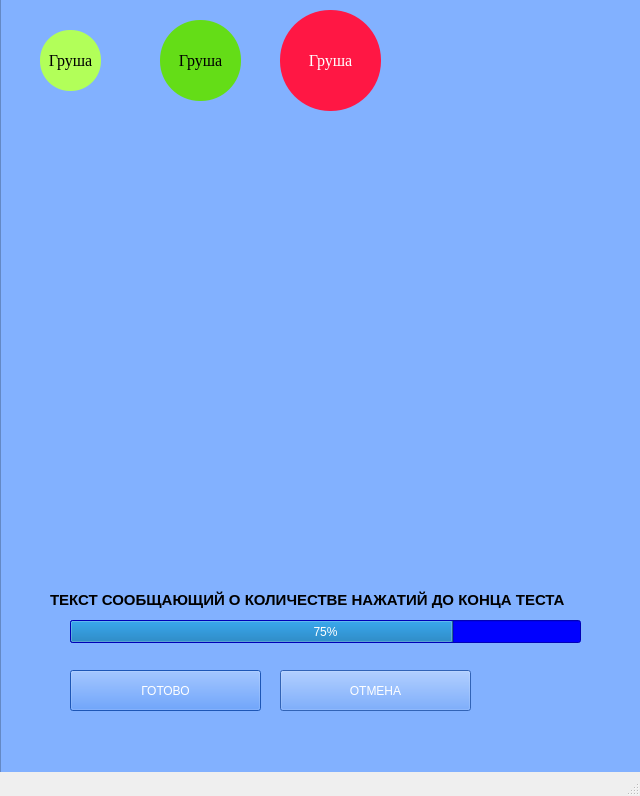
Qt form Design of test New.ui (ArseniyCool/My-Qt-project) before a commit.
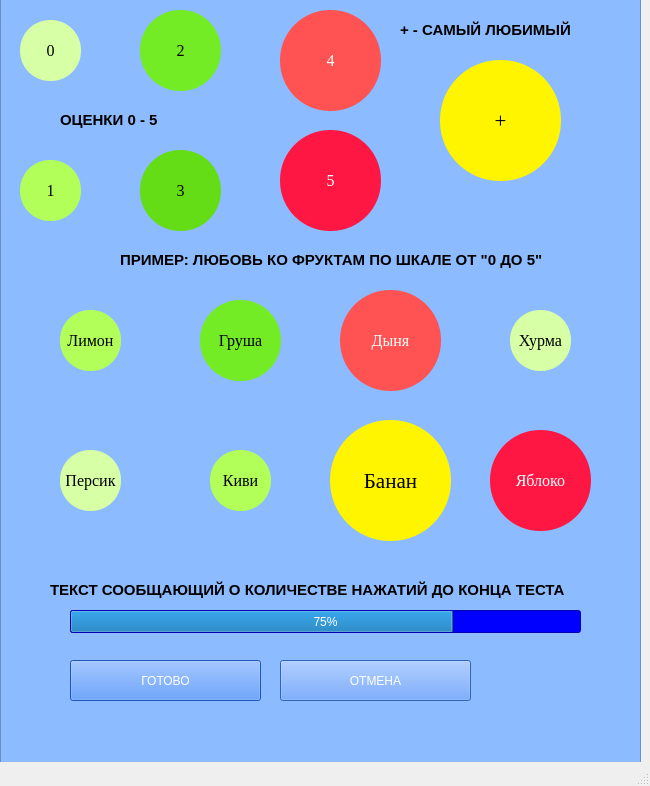
The same form after that commit. Icons and pictures are not drawn.

Commit message: Изменения в дизайне:   * Добавление кнопок по шкале оценок "от 1 до 5" и одной "favourite" (Любимой)   * Новые цвета оценок   * Добавление примера на фрукты с использованием новых кнопок

```diff
--- a/Design of test New.ui
+++ b/Design of test New.ui
@@ -9,8 +9,8 @@
    <rect>
     <x>0</x>
     <y>0</y>
-    <width>640</width>
-    <height>796</height>
+    <width>650</width>
+    <height>786</height>
    </rect>
   </property>
   <property name="font">
@@ -32,7 +32,7 @@
     <property name="geometry">
      <rect>
       <x>0</x>
-      <y>-10</y>
+      <y>-20</y>
       <width>641</width>
       <height>811</height>
      </rect>
@@ -41,7 +41,7 @@
      <bool>true</bool>
     </property>
     <property name="styleSheet">
-     <string notr="true">background-color: rgb(130, 177, 255);</string>
+     <string notr="true">background-color: rgb(140, 187, 255);</string>
     </property>
     <property name="frameShape">
      <enum>QFrame::StyledPanel</enum>
@@ -61,7 +61,7 @@
      <property name="geometry">
       <rect>
        <x>280</x>
-       <y>20</y>
+       <y>150</y>
        <width>101</width>
        <height>101</height>
       </rect>
@@ -88,7 +88,7 @@
 border-radius: 50px 50px;</string>
      </property>
      <property name="text">
-      <string>Груша</string>
+      <string>5</string>
      </property>
     </widget>
     <widget class="QPushButton" name="cancel">
@@ -145,7 +145,7 @@
     <widget class="QPushButton" name="button">
      <property name="geometry">
       <rect>
-       <x>40</x>
+       <x>20</x>
        <y>40</y>
        <width>61</width>
        <height>61</height>
@@ -167,19 +167,19 @@
       <bool>false</bool>
      </property>
      <property name="styleSheet">
-      <string notr="true">background-color: rgb(178, 255, 89);
+      <string notr="true">background-color: rgb(215, 255, 165);
 color: rgb(0, 0, 0);
 font: 12pt &quot;Times New Roman&quot;;
 border-radius: 30px 30px;</string>
      </property>
      <property name="text">
-      <string>Груша</string>
+      <string>0</string>
      </property>
     </widget>
     <widget class="QPushButton" name="like_button">
      <property name="geometry">
       <rect>
-       <x>160</x>
+       <x>140</x>
        <y>30</y>
        <width>81</width>
        <height>81</height>
@@ -201,13 +201,13 @@
       <bool>false</bool>
      </property>
      <property name="styleSheet">
-      <string notr="true">background-color: rgb(100, 221, 23);
+      <string notr="true">background-color: rgb(115, 236, 38);
 color: rgb(0, 0, 0);
 font: 12pt &quot;Times New Roman&quot;;
 border-radius: 40px 40px;</string>
      </property>
      <property name="text">
-      <string>Груша</string>
+      <string>2</string>
      </property>
     </widget>
     <widget class="QLabel" name="apple">
@@ -247,6 +247,442 @@
       <string>ТЕКСТ СООБЩАЮЩИЙ О КОЛИЧЕСТВЕ НАЖАТИЙ ДО КОНЦА ТЕСТА</string>
      </property>
     </widget>
+    <widget class="QPushButton" name="usua_button_1">
+     <property name="geometry">
+      <rect>
+       <x>20</x>
+       <y>180</y>
+       <width>61</width>
+       <height>61</height>
+      </rect>
+     </property>
+     <property name="font">
+      <font>
+       <family>Times New Roman</family>
+       <pointsize>12</pointsize>
+       <weight>50</weight>
+       <italic>false</italic>
+       <bold>false</bold>
+      </font>
+     </property>
+     <property name="tabletTracking">
+      <bool>false</bool>
+     </property>
+     <property name="styleSheet">
+      <string notr="true">background-color: rgb(178, 255, 89);
+color: rgb(0, 0, 0);
+font: 12pt &quot;Times New Roman&quot;;
+border-radius: 30px 30px;</string>
+     </property>
+     <property name="text">
+      <string>1</string>
+     </property>
+    </widget>
+    <widget class="QPushButton" name="like_button_3">
+     <property name="geometry">
+      <rect>
+       <x>140</x>
+       <y>170</y>
+       <width>81</width>
+       <height>81</height>
+      </rect>
+     </property>
+     <property name="font">
+      <font>
+       <family>Times New Roman</family>
+       <pointsize>12</pointsize>
+       <weight>50</weight>
+       <italic>false</italic>
+       <bold>false</bold>
+      </font>
+     </property>
+     <property name="tabletTracking">
+      <bool>false</bool>
+     </property>
+     <property name="styleSheet">
+      <string notr="true">background-color: rgb(100, 221, 23);
+color: rgb(0, 0, 0);
+font: 12pt &quot;Times New Roman&quot;;
+border-radius: 40px 40px;</string>
+     </property>
+     <property name="text">
+      <string>3</string>
+     </property>
+    </widget>
+    <widget class="QPushButton" name="adore_button_2">
+     <property name="geometry">
+      <rect>
+       <x>280</x>
+       <y>30</y>
+       <width>101</width>
+       <height>101</height>
+      </rect>
+     </property>
+     <property name="font">
+      <font>
+       <family>Times New Roman</family>
+       <pointsize>12</pointsize>
+       <weight>50</weight>
+       <italic>false</italic>
+       <bold>false</bold>
+      </font>
+     </property>
+     <property name="tabletTracking">
+      <bool>false</bool>
+     </property>
+     <property name="styleSheet">
+      <string notr="true">background-color: rgb(255, 82, 82);
+color: rgb(255, 255, 255);
+font: 12pt &quot;Times New Roman&quot;;
+border-radius: 50px 50px;</string>
+     </property>
+     <property name="text">
+      <string>4</string>
+     </property>
+    </widget>
+    <widget class="QPushButton" name="favour_button_ex_2">
+     <property name="geometry">
+      <rect>
+       <x>440</x>
+       <y>80</y>
+       <width>121</width>
+       <height>121</height>
+      </rect>
+     </property>
+     <property name="font">
+      <font>
+       <family>Times New Roman</family>
+       <pointsize>16</pointsize>
+       <weight>50</weight>
+       <italic>false</italic>
+       <bold>false</bold>
+      </font>
+     </property>
+     <property name="tabletTracking">
+      <bool>false</bool>
+     </property>
+     <property name="styleSheet">
+      <string notr="true">background-color: rgb(255, 245, 0);
+color: rgb(0, 0, 0);
+font: 16pt &quot;Times New Roman&quot;;
+border-radius: 60px 60px;</string>
+     </property>
+     <property name="text">
+      <string>+</string>
+     </property>
+    </widget>
+    <widget class="QLabel" name="test_info_2">
+     <property name="geometry">
+      <rect>
+       <x>120</x>
+       <y>270</y>
+       <width>441</width>
+       <height>20</height>
+      </rect>
+     </property>
+     <property name="font">
+      <font>
+       <family>Microsoft YaHei UI</family>
+       <pointsize>11</pointsize>
+       <weight>75</weight>
+       <bold>true</bold>
+      </font>
+     </property>
+     <property name="text">
+      <string>ПРИМЕР: ЛЮБОВЬ КО ФРУКТАМ ПО ШКАЛЕ ОТ &quot;0 ДО 5&quot;</string>
+     </property>
+    </widget>
+    <widget class="QPushButton" name="favour_button_ex">
+     <property name="geometry">
+      <rect>
+       <x>330</x>
+       <y>440</y>
+       <width>121</width>
+       <height>121</height>
+      </rect>
+     </property>
+     <property name="font">
+      <font>
+       <family>Times New Roman</family>
+       <pointsize>16</pointsize>
+       <weight>50</weight>
+       <italic>false</italic>
+       <bold>false</bold>
+      </font>
+     </property>
+     <property name="tabletTracking">
+      <bool>false</bool>
+     </property>
+     <property name="styleSheet">
+      <string notr="true">background-color: rgb(255, 245, 0);
+color: rgb(0, 0, 0);
+font: 16pt &quot;Times New Roman&quot;;
+border-radius: 60px 60px;</string>
+     </property>
+     <property name="text">
+      <string>Банан</string>
+     </property>
+    </widget>
+    <widget class="QPushButton" name="usua_button_ex4">
+     <property name="geometry">
+      <rect>
+       <x>60</x>
+       <y>330</y>
+       <width>61</width>
+       <height>61</height>
+      </rect>
+     </property>
+     <property name="font">
+      <font>
+       <family>Times New Roman</family>
+       <pointsize>12</pointsize>
+       <weight>50</weight>
+       <italic>false</italic>
+       <bold>false</bold>
+      </font>
+     </property>
+     <property name="tabletTracking">
+      <bool>false</bool>
+     </property>
+     <property name="styleSheet">
+      <string notr="true">background-color: rgb(178, 255, 89);
+color: rgb(0, 0, 0);
+font: 12pt &quot;Times New Roman&quot;;
+border-radius: 30px 30px;</string>
+     </property>
+     <property name="text">
+      <string>Лимон</string>
+     </property>
+    </widget>
+    <widget class="QPushButton" name="usua_button_ex3">
+     <property name="geometry">
+      <rect>
+       <x>210</x>
+       <y>470</y>
+       <width>61</width>
+       <height>61</height>
+      </rect>
+     </property>
+     <property name="font">
+      <font>
+       <family>Times New Roman</family>
+       <pointsize>12</pointsize>
+       <weight>50</weight>
+       <italic>false</italic>
+       <bold>false</bold>
+      </font>
+     </property>
+     <property name="tabletTracking">
+      <bool>false</bool>
+     </property>
+     <property name="styleSheet">
+      <string notr="true">background-color: rgb(178, 255, 89);
+color: rgb(0, 0, 0);
+font: 12pt &quot;Times New Roman&quot;;
+border-radius: 30px 30px;</string>
+     </property>
+     <property name="text">
+      <string>Киви</string>
+     </property>
+    </widget>
+    <widget class="QPushButton" name="usua_button_ex2">
+     <property name="geometry">
+      <rect>
+       <x>510</x>
+       <y>330</y>
+       <width>61</width>
+       <height>61</height>
+      </rect>
+     </property>
+     <property name="font">
+      <font>
+       <family>Times New Roman</family>
+       <pointsize>12</pointsize>
+       <weight>50</weight>
+       <italic>false</italic>
+       <bold>false</bold>
+      </font>
+     </property>
+     <property name="tabletTracking">
+      <bool>false</bool>
+     </property>
+     <property name="styleSheet">
+      <string notr="true">background-color: rgb(215, 255, 165);
+color: rgb(0, 0, 0);
+font: 12pt &quot;Times New Roman&quot;;
+border-radius: 30px 30px;</string>
+     </property>
+     <property name="text">
+      <string>Хурма</string>
+     </property>
+    </widget>
+    <widget class="QPushButton" name="usua_button_ex1">
+     <property name="geometry">
+      <rect>
+       <x>60</x>
+       <y>470</y>
+       <width>61</width>
+       <height>61</height>
+      </rect>
+     </property>
+     <property name="font">
+      <font>
+       <family>Times New Roman</family>
+       <pointsize>12</pointsize>
+       <weight>50</weight>
+       <italic>false</italic>
+       <bold>false</bold>
+      </font>
+     </property>
+     <property name="tabletTracking">
+      <bool>false</bool>
+     </property>
+     <property name="styleSheet">
+      <string notr="true">background-color: rgb(215, 255, 165);
+color: rgb(0, 0, 0);
+font: 12pt &quot;Times New Roman&quot;;
+border-radius: 30px 30px;</string>
+     </property>
+     <property name="text">
+      <string>Персик</string>
+     </property>
+    </widget>
+    <widget class="QPushButton" name="adore_button_12">
+     <property name="geometry">
+      <rect>
+       <x>490</x>
+       <y>450</y>
+       <width>101</width>
+       <height>101</height>
+      </rect>
+     </property>
+     <property name="font">
+      <font>
+       <family>Times New Roman</family>
+       <pointsize>12</pointsize>
+       <weight>50</weight>
+       <italic>false</italic>
+       <bold>false</bold>
+      </font>
+     </property>
+     <property name="tabletTracking">
+      <bool>false</bool>
+     </property>
+     <property name="styleSheet">
+      <string notr="true">background-color: rgb(255, 23, 68);
+color: rgb(255, 255, 255);
+font: 12pt &quot;Times New Roman&quot;;
+border-radius: 50px 50px;</string>
+     </property>
+     <property name="text">
+      <string>Яблоко</string>
+     </property>
+    </widget>
+    <widget class="QPushButton" name="adore_button_13">
+     <property name="geometry">
+      <rect>
+       <x>340</x>
+       <y>310</y>
+       <width>101</width>
+       <height>101</height>
+      </rect>
+     </property>
+     <property name="font">
+      <font>
+       <family>Times New Roman</family>
+       <pointsize>12</pointsize>
+       <weight>50</weight>
+       <italic>false</italic>
+       <bold>false</bold>
+      </font>
+     </property>
+     <property name="tabletTracking">
+      <bool>false</bool>
+     </property>
+     <property name="styleSheet">
+      <string notr="true">background-color: rgb(255, 82, 82);
+color: rgb(255, 255, 255);
+font: 12pt &quot;Times New Roman&quot;;
+border-radius: 50px 50px;</string>
+     </property>
+     <property name="text">
+      <string>Дыня</string>
+     </property>
+    </widget>
+    <widget class="QPushButton" name="like_button_ex4">
+     <property name="geometry">
+      <rect>
+       <x>200</x>
+       <y>320</y>
+       <width>81</width>
+       <height>81</height>
+      </rect>
+     </property>
+     <property name="font">
+      <font>
+       <family>Times New Roman</family>
+       <pointsize>12</pointsize>
+       <weight>50</weight>
+       <italic>false</italic>
+       <bold>false</bold>
+      </font>
+     </property>
+     <property name="tabletTracking">
+      <bool>false</bool>
+     </property>
+     <property name="styleSheet">
+      <string notr="true">background-color: rgb(115, 236, 38);
+color: rgb(0, 0, 0);
+font: 12pt &quot;Times New Roman&quot;;
+border-radius: 40px 40px;</string>
+     </property>
+     <property name="text">
+      <string>Груша</string>
+     </property>
+    </widget>
+    <widget class="QLabel" name="test_marks">
+     <property name="geometry">
+      <rect>
+       <x>60</x>
+       <y>130</y>
+       <width>201</width>
+       <height>20</height>
+      </rect>
+     </property>
+     <property name="font">
+      <font>
+       <family>Microsoft YaHei UI</family>
+       <pointsize>11</pointsize>
+       <weight>75</weight>
+       <bold>true</bold>
+      </font>
+     </property>
+     <property name="text">
+      <string>ОЦЕНКИ 0 - 5 </string>
+     </property>
+    </widget>
+    <widget class="QLabel" name="test_favour_mark">
+     <property name="geometry">
+      <rect>
+       <x>400</x>
+       <y>40</y>
+       <width>201</width>
+       <height>20</height>
+      </rect>
+     </property>
+     <property name="font">
+      <font>
+       <family>Microsoft YaHei UI</family>
+       <pointsize>11</pointsize>
+       <weight>75</weight>
+       <bold>true</bold>
+      </font>
+     </property>
+     <property name="text">
+      <string>+ - САМЫЙ ЛЮБИМЫЙ</string>
+     </property>
+    </widget>
+    <zorder>like_button_ex4</zorder>
     <zorder>cancel</zorder>
     <zorder>Cancel</zorder>
     <zorder>button</zorder>
```
Left out of the diff: 33 changed lines with no effect on the pictures.
